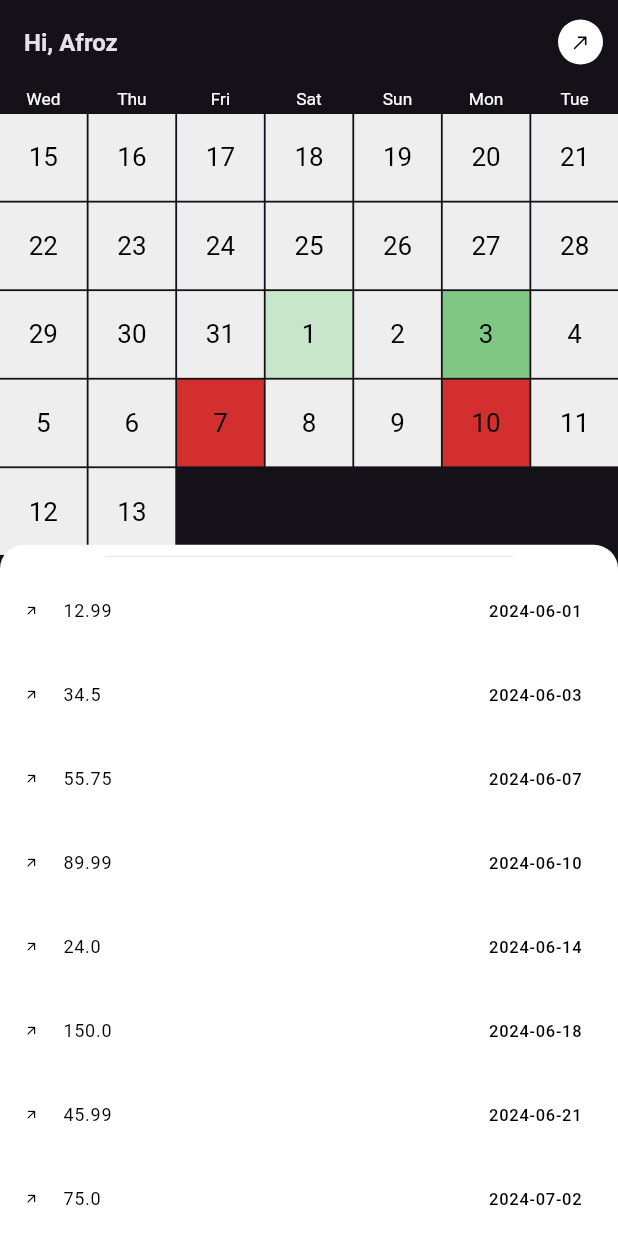
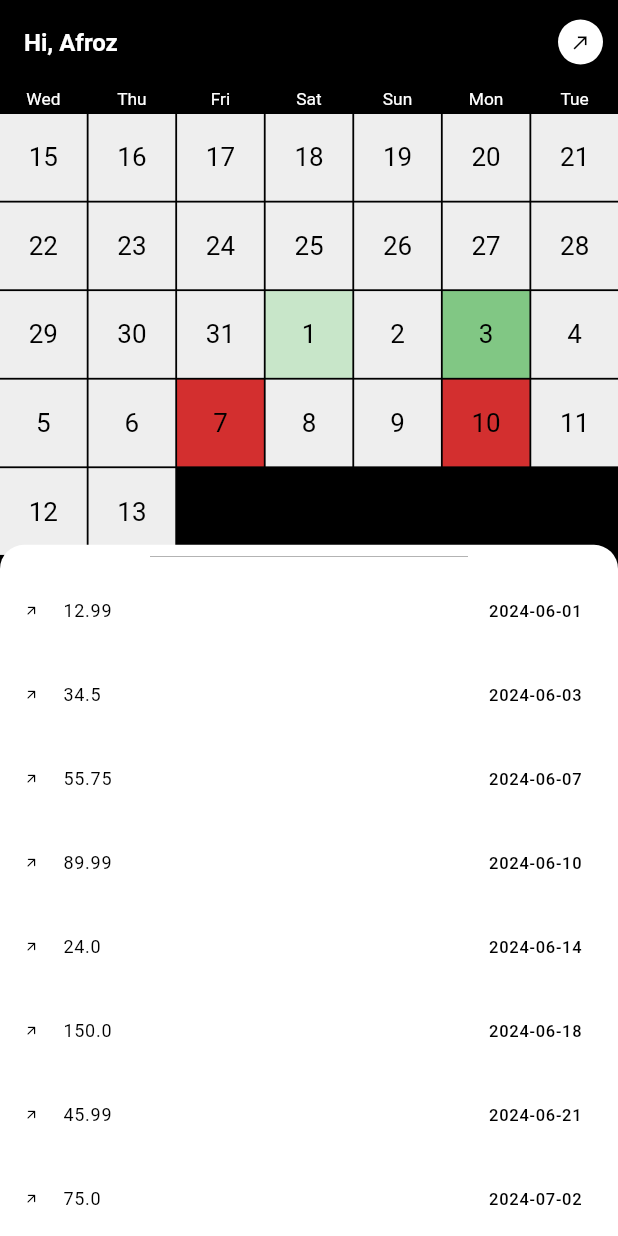
Before and after one commit to Afroz-Shaikh/github_timeline_widget, a Flutter app: the screen it shows after launch, on a phone screen of 412 x 824 dp. Run offline on Flutter 3.47's test engine with Material 3 defaults, Android fonts, the phone set to English and light mode, and no system bars.

Commit message:
Add: minor Changes to UI

```diff
--- a/lib/main.dart
+++ b/lib/main.dart
@@ -2,6 +2,8 @@
 import 'dart:ui';
 import 'package:flutter/material.dart';
 import 'package:flutter/rendering.dart';
+import 'package:flutter/services.dart';
+import 'package:github_timeline/horizontal_page.dart';
 import 'package:github_timeline/mocktransactions.dart';
 
 void main() => runApp(const MainApp());
@@ -21,7 +23,7 @@ class MainApp extends StatelessWidget {
         },
       ),
       debugShowCheckedModeBanner: false,
-      theme: ThemeData.dark(),
+      theme: ThemeData.light(),
       home: const HomePage(),
     );
   }
@@ -35,30 +37,45 @@ class HomePage extends StatelessWidget {
     return Builder(
       builder: (context) {
         return Scaffold(
+          backgroundColor: Colors.black,
           appBar: AppBar(
+
+            backgroundColor: Colors.black,
+            foregroundColor: Colors.white,
             elevation: 0,
             surfaceTintColor: Colors.orangeAccent,
             title:  const  Text('Hi, Afroz',style: TextStyle(
               fontSize: 16,
+
               fontWeight: FontWeight.bold,
             ),),
-          actions: const  [
+          actions:   [
             DecoratedBox(
 
-              decoration: BoxDecoration(
+              decoration:const  BoxDecoration(
                 color: Colors.white,
                 shape: BoxShape.circle,
 
               ),
               child: Padding(
-                padding: EdgeInsets.all(8),
-                child: Icon(Icons.north_east,color: Colors.black,
+                padding: const EdgeInsets.all(8),
+                child: GestureDetector(
+                  onTap: () {
+
+                        SystemChrome.setPreferredOrientations([DeviceOrientation.landscapeLeft]);
+                  Navigator.of(context).push(MaterialPageRoute(builder: (builder){
+                    return const HorizontalPage();
+                  }));
+
+                  },
+                  child:  const Icon(Icons.north_east,color: Colors.black,
                     size: 14,
 
                     ),
                 ),
               ),
-             SizedBox(width: 10,),
+            ),
+           const   SizedBox(width: 10,),
           ],
 
           ),
@@ -68,11 +85,13 @@ class HomePage extends StatelessWidget {
               Builder(
                 builder: (context) {
               bool    isHorizontal = MediaQuery.of(context).size.width > 600;
-                  return Column(
+                  return SizedBox(
+                    // color: Colors.red,
+                    child: Column(
                       children: [
                         LayoutBuilder(
                           builder: (context, constraints) {
-                          return Container(
+                            return SizedBox(
                               height: 400,
                               width: constraints.maxWidth,
                               child: SingleChildScrollView(
@@ -85,7 +104,7 @@ class HomePage extends StatelessWidget {
                                       maxHeight: isHorizontal ? double.maxFinite : 400,
                                     ),
                                     child: TransactionTimelineWidget(
-                                    cycleStartDate: DateTime.now().subtract(Duration(days: 180)),
+                                      cycleStartDate:  DateTime.now().subtract(const Duration(days: 180)),
                                       transactions: mockTransactions,
                                       daysInMonth: isHorizontal ? 100 :  30,
                                   rows: 7,
@@ -104,7 +123,7 @@ class HomePage extends StatelessWidget {
                                       context: context,
                                       builder: (context) {
                                         return Dialog(
-                                        child: Container(
+                                          child: SizedBox(
                                             height: 200,
                                             width: 300,
                                             child: ListView.builder(
@@ -130,6 +149,7 @@ class HomePage extends StatelessWidget {
                           },
                         ),
                       ],
+                    ),
                   );
                 },
               ),
@@ -153,14 +173,18 @@ class HomePage extends StatelessWidget {
         slivers: [
           SliverList.list(children:  [
             const Divider(
-              thickness: 0.1,
-               endIndent: 70,
-               indent: 70,
+              color: Colors.black,
+              thickness: 0.2,
+               endIndent: 100,
+               indent: 100,
             ),
          ...mockTransactions.map((transaction){
             return ListTile(
               minLeadingWidth: 7,
-              leading: const Icon(Icons.arrow_outward_rounded, size: 10,color: Colors.black,),
+
+              leading: GestureDetector(
+
+                child: const Icon(Icons.arrow_outward_rounded, size: 10,color: Colors.black,)),
               trailing:  Text(transaction.date.toString(),style: const TextStyle(color: Colors.black),),
               title:  Text(transaction.totalAmount.toString(),style: const  TextStyle(color: Colors.black,fontSize: 12),));
           })
@@ -337,9 +361,7 @@ void paint(PaintingContext context, Offset offset) {
     final double y = offset.dy + _headerHeight + row * (_cellSize + _cellSpacing);
 
     final DateTime currentDate = cycleStartDate.add(Duration(days: i));
-bool _isSameDay(DateTime date1, DateTime date2) {
-  return date1.year == date2.year && date1.month == date2.month && date1.day == date2.day;
-}
+
     // Find the transaction for the current date
     final transaction = transactions.firstWhere(
       (t) => _isSameDay(convertStringToDateTime(t.date), currentDate),
@@ -375,6 +397,9 @@ bool _isSameDay(DateTime date1, DateTime date2) {
   }
 }
 
+bool _isSameDay(DateTime date1, DateTime date2) {
+  return date1.year == date2.year && date1.month == date2.month && date1.day == date2.day;
+}
 
 
   @override
```
Also changed, not shown: lib/horizontal_page.dart (added, +98 -0 lines). Lines whose indentation alone changed are shown as unchanged.
